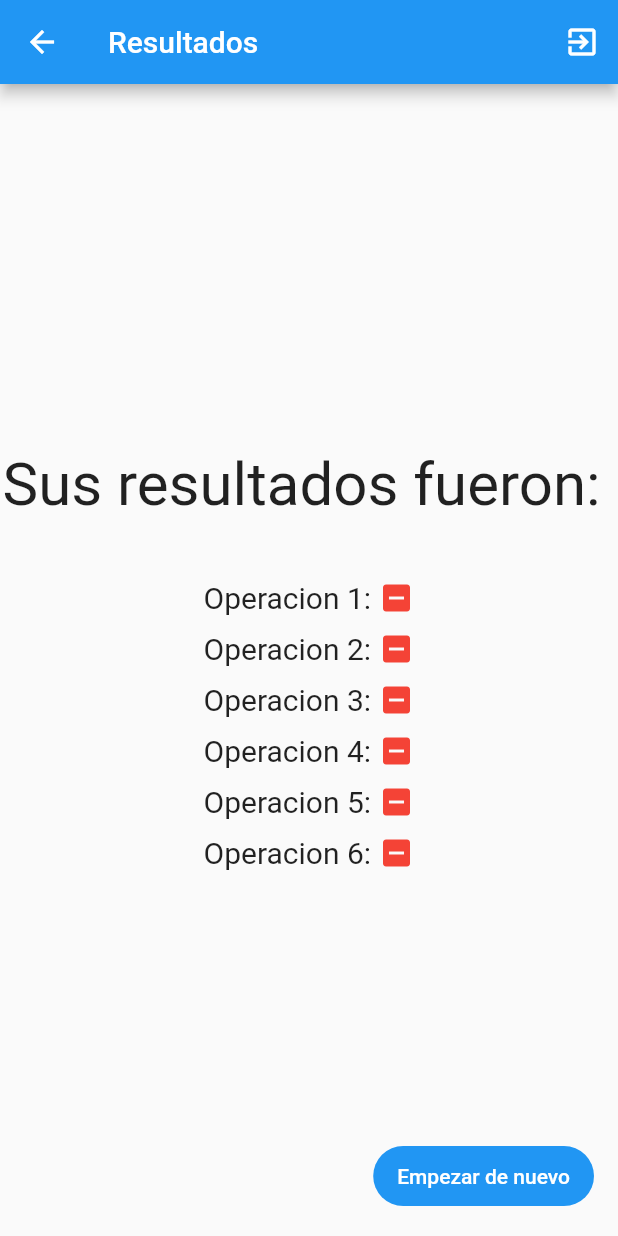
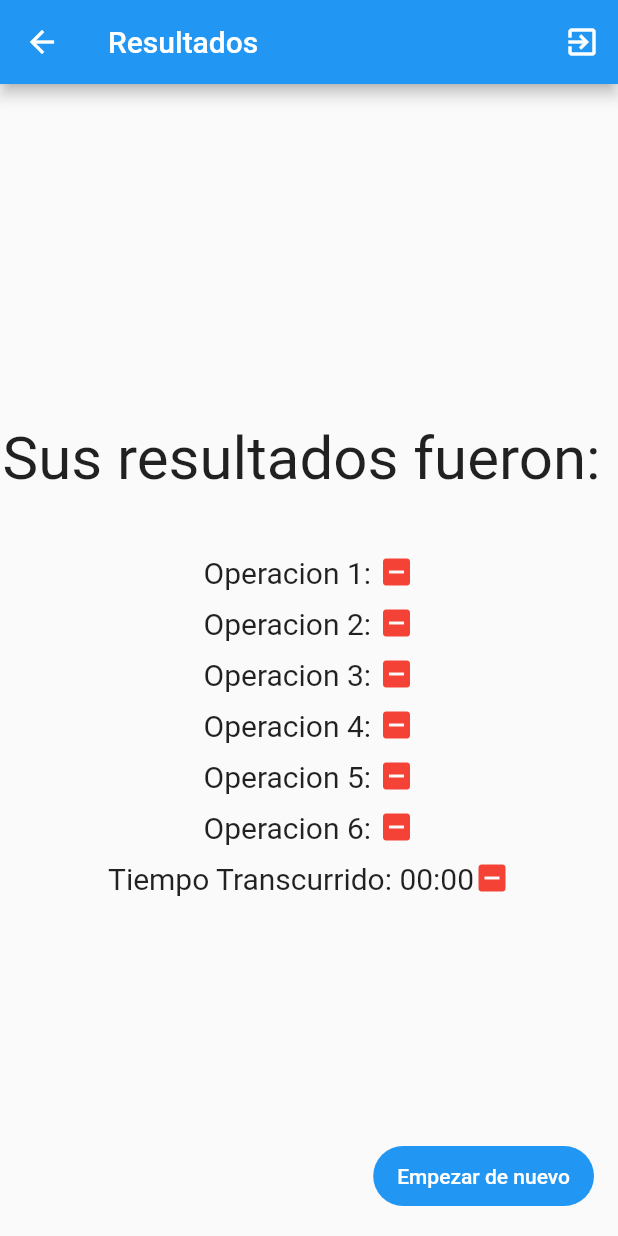
Before and after one commit to landrescaballero/web_service, a Flutter app: the ResultPage screen opened directly, on a phone screen of 412 x 824 dp. Run offline on Flutter 3.47's test engine with Material 2 defaults, Android fonts, the phone set to English and light mode, and no system bars; our stand-ins replace get, loggy; accounts and stored records are empty; network calls fail.

Commit message:
se toma el tiempo como parametro para el juego

```diff
--- a/lib/main.dart
+++ b/lib/main.dart
@@ -3,6 +3,7 @@ import 'package:f_web_authentication/ui/central.dart';
 import 'package:f_web_authentication/ui/controller/authentication_controller.dart';
 import 'package:f_web_authentication/ui/controller/op_gen_controller.dart';
 import 'package:f_web_authentication/ui/controller/operation_controller.dart';
+import 'package:f_web_authentication/ui/controller/time_controller.dart';
 import 'package:f_web_authentication/ui/controller/user_controller.dart';
 import 'package:flutter/material.dart';
 import 'package:get/get.dart';
@@ -27,6 +28,7 @@ void main() {
   Get.put(DifficultyController());
   Get.put(OperationController());
   Get.put(OperationGeneratorController());
+  Get.put(TimerController());
   runApp(const MyApp());
 }
 
--- /dev/null
+++ b/lib/ui/controller/time_controller.dart
@@ -0,0 +1,18 @@
+import 'dart:async';
+
+import 'package:get/get.dart';
+
+class TimerController extends GetxController {
+  Rx<Duration> elapsedTime = Duration.zero.obs;
+  late Timer _timer;
+
+  void startTimer() {
+    _timer = Timer.periodic(const Duration(seconds: 1), (timer) {
+      elapsedTime.value = Duration(seconds: timer.tick);
+    });
+  }
+
+  void stopTimer() {
+    _timer.cancel();
+  }
+}
--- a/lib/ui/pages/content/results_page.dart
+++ b/lib/ui/pages/content/results_page.dart
@@ -2,6 +2,7 @@ import 'package:f_web_authentication/ui/controller/authentication_controller.dar
 import 'package:f_web_authentication/ui/controller/difficulty_controller.dart';
 import 'package:f_web_authentication/ui/controller/op_gen_controller.dart';
 import 'package:f_web_authentication/ui/controller/operation_controller.dart';
+import 'package:f_web_authentication/ui/controller/time_controller.dart';
 import 'package:f_web_authentication/ui/pages/content/congrats.dart';
 import 'package:f_web_authentication/ui/pages/content/welcome_page.dart';
 import 'package:flutter/material.dart';
@@ -20,6 +21,7 @@ class _ResultState extends State<ResultPage> {
   OperationController operationController = Get.find();
   OperationGeneratorController opGenController = Get.find();
   DifficultyController diffController = Get.find();
+  TimerController timerController = Get.find();
 
   _logout() async {
     try {
@@ -90,6 +92,14 @@ class _ResultState extends State<ResultPage> {
           ),
           respuesta(operationController.getAnswer(5))
         ]),
+        const SizedBox(height: 10),
+        Row(mainAxisAlignment: MainAxisAlignment.center, children: [
+          Text(
+            "Tiempo Transcurrido: ${minutero(timerController.elapsedTime.value.inSeconds)}",
+            style: const TextStyle(fontSize: 20),
+          ),
+          respuesta(operationController.getAnswer(5))
+        ]),
       ])),
       floatingActionButton: FilledButton(
         onPressed: () async {
@@ -114,3 +124,17 @@ Widget respuesta(bool a) {
     return const Icon(Icons.indeterminate_check_box, color: Colors.red);
   }
 }
+
+String minutero(int minutos) {
+  int minutos2 = minutos ~/ 60;
+  int segundos = minutos % 60;
+  String min = minutos2.toString();
+  String seg = segundos.toString();
+  if (minutos2 < 10) {
+    min = "0$minutos2";
+  }
+  if (segundos < 10) {
+    seg = "0$segundos";
+  }
+  return "$min:$seg";
+}
```
Also changed, not shown: lib/ui/controller/difficulty_controller.dart (+6 -2 lines), lib/ui/controller/op_gen_controller.dart (+2 -6 lines), lib/ui/pages/content/operations.dart (+28 -0 lines), lib/ui/pages/content/welcome_page.dart (+5 -3 lines).
